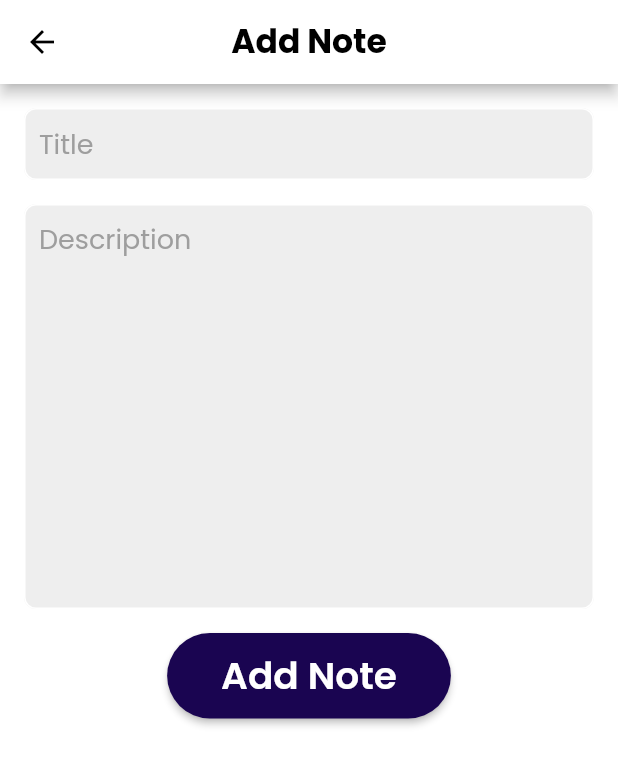
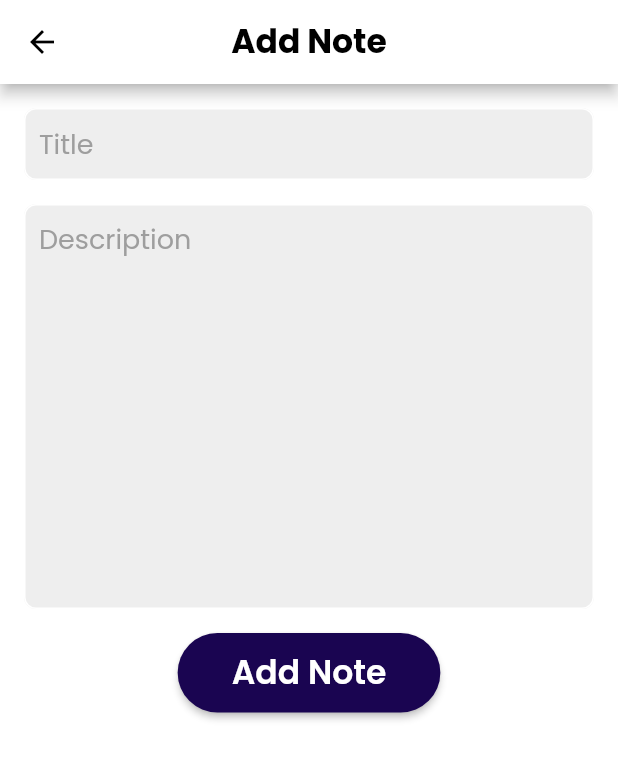
Before and after one commit to arjunbhandari3/flutter_note_sqflite, a Flutter app: the screen it shows after launch, after a tap on "+ Add Note", on a phone screen of 412 x 824 dp. Shown: the top 765 px of the screen. Run offline on Flutter 3.47's test engine with Material 2 defaults, Android fonts, the phone set to English and light mode, and no system bars; our stand-ins replace get, google_fonts, share, sqflite; accounts and stored records are empty.

Commit message:
migrate to Flutter 2.0

```diff
--- a/lib/controllers/note_controller.dart
+++ b/lib/controllers/note_controller.dart
@@ -10,7 +10,7 @@ class NoteController extends GetxController {
   TextEditingController titleController = TextEditingController();
   TextEditingController descriptionController = TextEditingController();
 
-  final notes = List<NoteModel>().obs;
+  final notes = [].obs;
 
   @override
   void onInit() {
@@ -40,7 +40,7 @@ class NoteController extends GetxController {
         noteList.map((data) => new NoteModel.fromJson(data)).toList());
   }
 
-  void updateNote(id, String dTCreated) async {
+  void updateNote(id, String? dTCreated) async {
     final title = titleController.text;
     final description = descriptionController.text;
     NoteModel note = NoteModel(
@@ -66,7 +66,7 @@ class NoteController extends GetxController {
     getNotes();
   }
 
-  void shareNote(String title, String content, String dateTimeEdited) {
-    Share.share("$title \n$dateTimeEdited\n\n$content");
+  void shareNote(String? title, String? description, String? dateTimeEdited) {
+    Share.share("$title \n$dateTimeEdited\n\n$description");
   }
 }
--- a/lib/helpers/db_helper.dart
+++ b/lib/helpers/db_helper.dart
@@ -2,7 +2,7 @@ import 'package:flutter_sqflite_note/models/note_model.dart';
 import 'package:sqflite/sqflite.dart';
 
 class DBHelper {
-  static Database _db;
+  static Database? _db;
   static final int _version = 1;
   static final String _tableName = 'notes';
 
@@ -27,17 +27,17 @@ class DBHelper {
   }
 
   static Future<int> insert(NoteModel noteModel) async =>
-      await _db.insert(_tableName, noteModel.toJson());
+      await _db!.insert(_tableName, noteModel.toJson());
 
   static Future<int> delete(NoteModel noteModel) async =>
-      await _db.delete(_tableName, where: 'id = ?', whereArgs: [noteModel.id]);
+      await _db!.delete(_tableName, where: 'id = ?', whereArgs: [noteModel.id]);
 
-  static Future<int> deleteAllNotes() async => await _db.delete(_tableName);
+  static Future<int> deleteAllNotes() async => await _db!.delete(_tableName);
 
   static Future<List<Map<String, dynamic>>> query() async =>
-      _db.query(_tableName);
+      _db!.query(_tableName);
 
-  static Future<int> update(NoteModel noteModel) async => _db.update(
+  static Future<int> update(NoteModel noteModel) async => _db!.update(
         _tableName,
         noteModel.toJson(),
         where: "id = ?",
--- a/lib/main.dart
+++ b/lib/main.dart
@@ -23,7 +23,7 @@ class MyApp extends StatelessWidget {
   @override
   Widget build(BuildContext context) {
     return GetMaterialApp(
-      title: 'NoteMaker',
+      title: 'NoteTaker',
       debugShowCheckedModeBanner: false,
       theme: ThemeData(
         appBarTheme: AppBarTheme(
--- a/lib/models/note_model.dart
+++ b/lib/models/note_model.dart
@@ -1,9 +1,9 @@
 class NoteModel {
-  int id;
-  String description;
-  String title;
-  String dateTimeEdited;
-  String dateTimeCreated;
+  int? id;
+  String? description;
+  String? title;
+  String? dateTimeEdited;
+  String? dateTimeCreated;
 
   NoteModel({
     this.id,
--- a/lib/views/add_note_view.dart
+++ b/lib/views/add_note_view.dart
@@ -34,7 +34,7 @@ class AddNoteView extends GetView<NoteController> {
                   style: GoogleFonts.poppins(color: Colors.black, fontSize: 18),
                   decoration:
                       styleTextInputDecoration.copyWith(hintText: 'Title'),
-                  validator: (value) => value.trim().isNotEmpty
+                  validator: (value) => value!.trim().isNotEmpty
                       ? null
                       : 'Please give title to note',
                 ),
@@ -47,28 +47,31 @@ class AddNoteView extends GetView<NoteController> {
                   maxLines: 10,
                   decoration: styleTextInputDecoration.copyWith(
                       hintText: 'Description'),
-                  validator: (value) => value.trim().isNotEmpty
+                  validator: (value) => value!.trim().isNotEmpty
                       ? null
                       : 'Please give discription to note',
                 ),
                 SizedBox(
                   height: 16,
                 ),
-                RaisedButton(
-                  color: Color(0xFF1A0551),
-                  shape: StadiumBorder(),
+                ElevatedButton(
                   onPressed: () async {
-                    if (_formKey.currentState.validate()) {
+                    if (_formKey.currentState!.validate()) {
                       await controller.addNote();
                     }
                   },
+                  style: ElevatedButton.styleFrom(
+                    primary: Color(0xFF1A0551),
+                    onPrimary: Color(0xFF330B99),
+                    shape: StadiumBorder(),
+                  ),
                   child: Container(
                     padding: const EdgeInsets.symmetric(
                         horizontal: 20, vertical: 10),
                     child: Text(
                       'Add Note',
                       style: GoogleFonts.poppins(
-                        fontSize: 25,
+                        fontSize: 22,
                         color: Colors.white,
                         fontWeight: FontWeight.w600,
                       ),
--- a/lib/views/note_list_view.dart
+++ b/lib/views/note_list_view.dart
@@ -32,7 +32,7 @@ class NoteListView extends StatelessWidget {
             },
           ),
           PopupMenuButton(
-            onSelected: (val) {
+            onSelected: (dynamic val) {
               if (val == 0) {
                 showDialog(
                   context: context,
@@ -47,7 +47,7 @@ class NoteListView extends StatelessWidget {
                         ),
                       ),
                       actions: [
-                        FlatButton(
+                        TextButton(
                           onPressed: () {
                             Get.back();
                           },
@@ -59,9 +59,9 @@ class NoteListView extends StatelessWidget {
                             ),
                           ),
                         ),
-                        FlatButton(
+                        TextButton(
                           onPressed: () {
-                            controller.deleteAllNotes();
+                            controller!.deleteAllNotes();
                             Get.back();
                           },
                           child: Text(
@@ -93,18 +93,18 @@ class NoteListView extends StatelessWidget {
         ],
       ),
       body: Obx(
-        () => controller.notes.isNotEmpty
+        () => controller!.notes.isNotEmpty
             ? SingleChildScrollView(
                 child: Container(
                   color: Colors.white70,
                   padding: EdgeInsets.all(16),
                   child: ListView.separated(
-                    itemCount: controller.notes.length,
+                    itemCount: controller!.notes.length,
                     physics: BouncingScrollPhysics(),
                     shrinkWrap: true,
                     separatorBuilder: (context, int) => SizedBox(height: 10),
                     itemBuilder: (context, index) {
-                      NoteModel note = controller.notes[index];
+                      NoteModel note = controller!.notes[index];
                       return NoteCard(note);
                     },
                   ),
```
Also changed, not shown: lib/views/edit_note_view.dart (+14 -11 lines), lib/views/widgets/noteCard.dart (+5 -5 lines), lib/views/widgets/search_bar.dart (+3 -5 lines), pubspec.yaml (+7 -6 lines), pubspec.lock, 7 other files.
